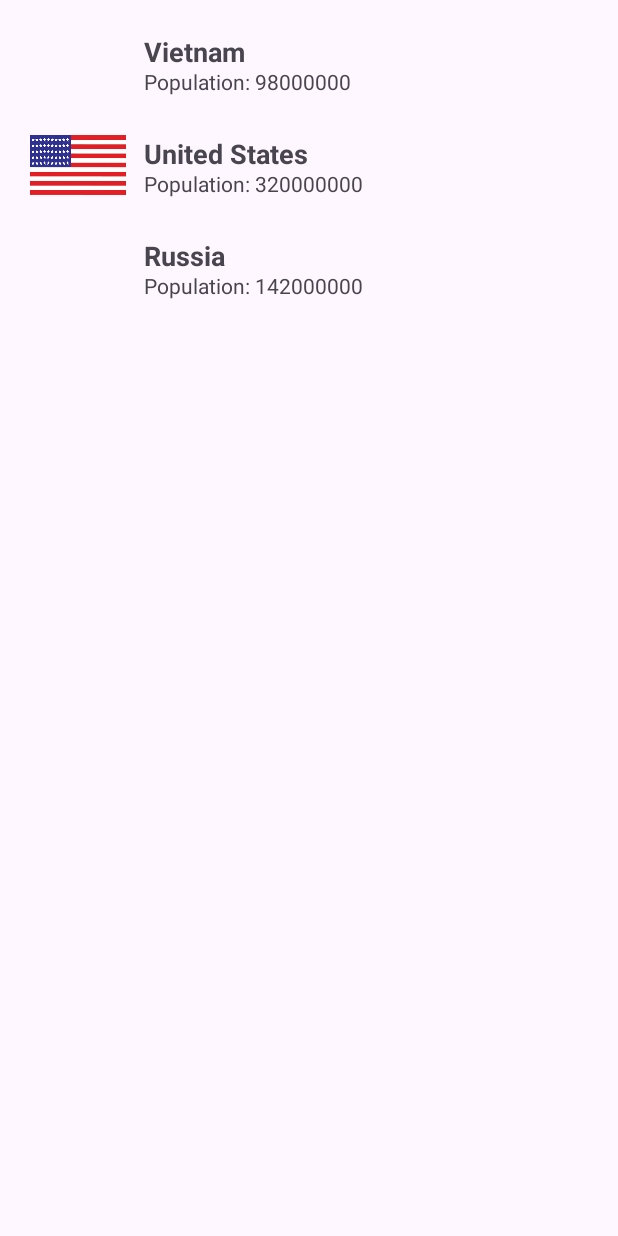
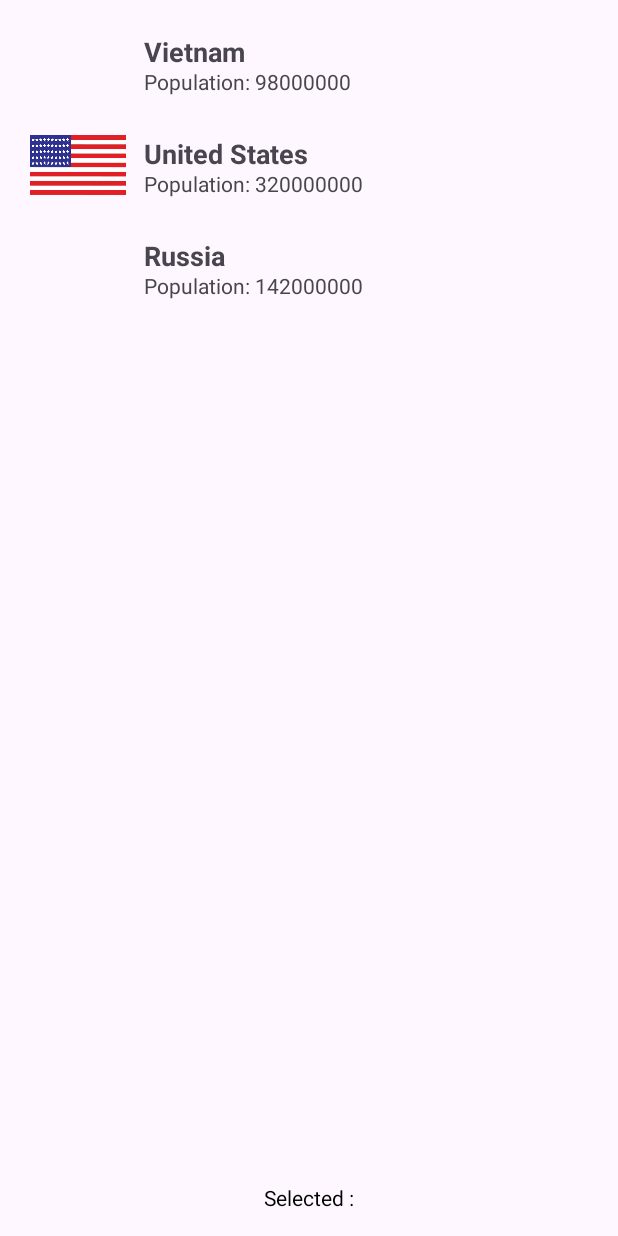
Before and after one commit to abilmazhitova/Lab06, an Android app: the screen it shows after launch (MainActivity), on a phone screen of 412 x 824 dp. Run offline under Robolectric (Android 15) with nearby library versions, the phone set to English and light mode, and no system bars.

Commit message:
updated activitymain.xml for adding bottom  textview

```diff
--- /dev/null
+++ b/app/src/main/res/drawable/bg_rounded.xml
@@ -0,0 +1,4 @@
+<?xml version="1.0" encoding="utf-8"?>
+<selector xmlns:android="http://schemas.android.com/apk/res/android">
+
+</selector>
--- a/app/src/main/res/layout/activity_main.xml
+++ b/app/src/main/res/layout/activity_main.xml
@@ -14,9 +14,25 @@
         android:layout_height="0dp"
         android:padding="8dp"
         app:layout_constraintTop_toTopOf="parent"
-        app:layout_constraintBottom_toBottomOf="parent"
+        app:layout_constraintBottom_toTopOf="@+id/textView_selected"
         app:layout_constraintStart_toStartOf="parent"
         app:layout_constraintEnd_toEndOf="parent"
-        tools:listitem="@layout/item_row"/>
+        tools:listitem="@layout/item_row" />
+
+    <!-- TextView для выбранной страны -->
+    <TextView
+        android:id="@+id/textView_selected"
+        android:layout_width="wrap_content"
+        android:layout_height="wrap_content"
+        android:background="@drawable/bg_rounded"
+        android:text="Selected :"
+        android:textColor="#000"
+        android:textSize="14sp"
+        android:padding="8dp"
+        android:layout_margin="8dp"
+        app:layout_constraintTop_toBottomOf="@+id/recyclerView"
+        app:layout_constraintStart_toStartOf="parent"
+        app:layout_constraintEnd_toEndOf="parent"
+        app:layout_constraintBottom_toBottomOf="parent" />
 
 </androidx.constraintlayout.widget.ConstraintLayout>
```
